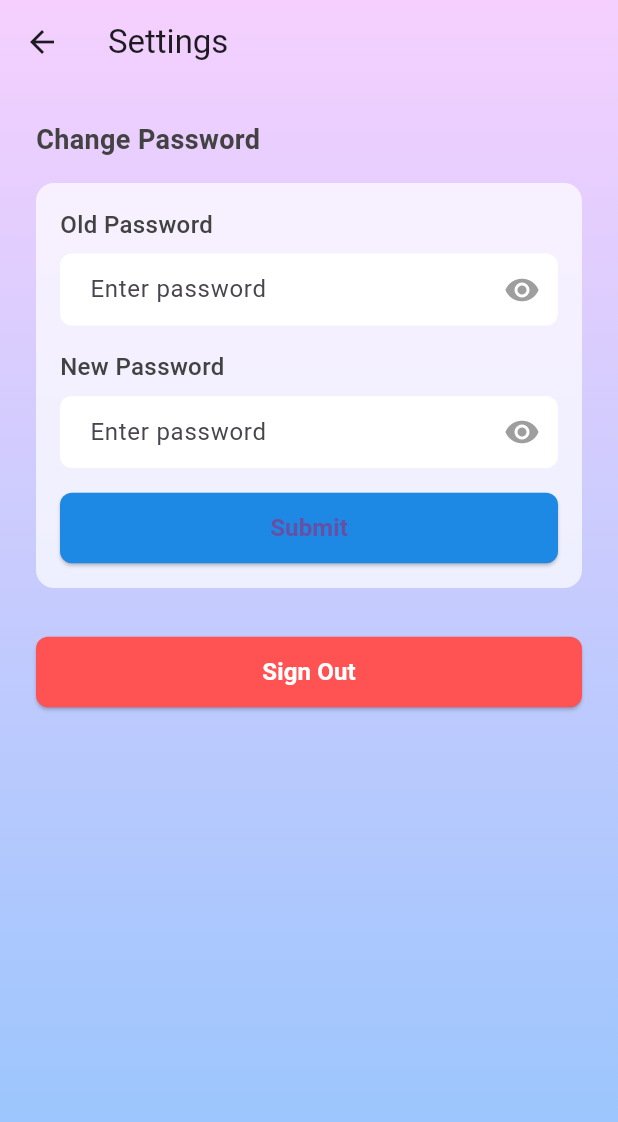
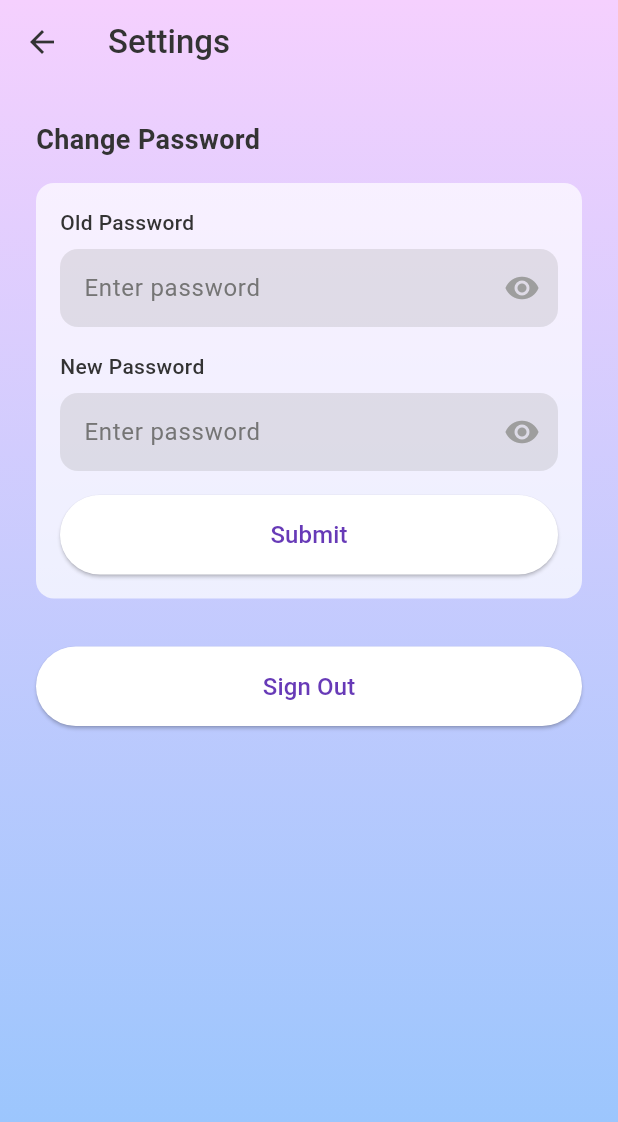
Before and after one commit to maggeema/Aura, a Flutter app: the SettingsPage screen opened directly, on a phone screen of 412 x 824 dp. Shown: the top 1122 px of the screen. Run offline on Flutter 3.47's test engine with Material 3 defaults, Android fonts, the phone set to English and light mode, and no system bars; our stand-ins replace cloud_firestore, csv, firebase_auth, firebase_core, google_maps_flutter, location; missing offline and left inert: date_format_field; accounts and stored records are empty.

Commit message:
Update settings_page.dart
Final Edits!

```diff
--- a/lib/Pages/settings_page.dart
+++ b/lib/Pages/settings_page.dart
@@ -86,11 +86,14 @@ class _SettingsPageState extends State<SettingsPage> {
   Widget build(BuildContext context) {
     return Scaffold(
       appBar: AppBar(
-        title: Text('Settings'),
+        title: Text(
+          'Settings',
+          style: TextStyle(color: Color(0xFF333333), fontWeight: FontWeight.w500),
+        ),
         backgroundColor: Colors.transparent,
         elevation: 0,
         leading: IconButton(
-          icon: Icon(Icons.arrow_back),
+          icon: Icon(Icons.arrow_back, color: Color(0xFF333333)),
           onPressed: () => Navigator.pop(context),
         ),
       ),
@@ -116,7 +119,7 @@ class _SettingsPageState extends State<SettingsPage> {
                         style: TextStyle(
                           fontSize: 18,
                           fontWeight: FontWeight.bold,
-                          color: Colors.grey[800],
+                          color: Color(0xFF333333),
                         ),
                       ),
                       SizedBox(height: 16),
@@ -153,18 +156,16 @@ class _SettingsPageState extends State<SettingsPage> {
                               child: ElevatedButton(
                                 onPressed: _changePassword,
                                 style: ElevatedButton.styleFrom(
-                                  backgroundColor: Colors.blue[600],
-                                  padding: EdgeInsets.symmetric(vertical: 12),
+                                  backgroundColor: Colors.white,
+                                  foregroundColor: Colors.deepPurple,
                                   shape: RoundedRectangleBorder(
-                                    borderRadius: BorderRadius.circular(8),
+                                    borderRadius: BorderRadius.circular(30),
                                   ),
+                                  padding: EdgeInsets.symmetric(vertical: 15),
                                 ),
                                 child: Text(
                                   'Submit',
-                                  style: TextStyle(
-                                    fontSize: 16,
-                                    fontWeight: FontWeight.bold,
-                                  ),
+                                  style: TextStyle(fontSize: 16),
                                 ),
                               ),
                             ),
@@ -177,19 +178,16 @@ class _SettingsPageState extends State<SettingsPage> {
                         child: ElevatedButton(
                           onPressed: _logout,
                           style: ElevatedButton.styleFrom(
-                            backgroundColor: Colors.redAccent,
-                            padding: EdgeInsets.symmetric(vertical: 12),
+                            backgroundColor: Colors.white,
+                            foregroundColor: Colors.deepPurple,
                             shape: RoundedRectangleBorder(
-                              borderRadius: BorderRadius.circular(8),
+                              borderRadius: BorderRadius.circular(30),
                             ),
+                            padding: EdgeInsets.symmetric(vertical: 15),
                           ),
                           child: Text(
                             'Sign Out',
-                            style: TextStyle(
-                              fontSize: 16,
-                              fontWeight: FontWeight.bold,
-                              color: Colors.white,
-                            ),
+                            style: TextStyle(fontSize: 16),
                           ),
                         ),
                       ),
@@ -213,24 +211,25 @@ class _SettingsPageState extends State<SettingsPage> {
         Text(
           label,
           style: TextStyle(
-            fontSize: 16,
+            fontSize: 14,
             fontWeight: FontWeight.w500,
-            color: Colors.grey[800],
+            color: Color(0xFF333333),
           ),
         ),
         SizedBox(height: 8),
-        TextField(
+        Container(
+          decoration: BoxDecoration(
+            color: Colors.grey.withOpacity(0.25),
+            borderRadius: BorderRadius.circular(12),
+          ),
+          child: TextField(
             controller: controller,
             obscureText: !isVisible,
             decoration: InputDecoration(
               hintText: 'Enter password',
-            filled: true,
-            fillColor: Colors.white,
-            border: OutlineInputBorder(
-              borderRadius: BorderRadius.circular(8),
-              borderSide: BorderSide.none,
-            ),
-            contentPadding: EdgeInsets.symmetric(horizontal: 16, vertical: 12),
+              hintStyle: TextStyle(color: Colors.grey[600]),
+              border: InputBorder.none,
+              contentPadding: EdgeInsets.symmetric(horizontal: 16, vertical: 14),
               suffixIcon: IconButton(
                 icon: Icon(
                   isVisible ? Icons.visibility_off : Icons.visibility,
@@ -240,6 +239,7 @@ class _SettingsPageState extends State<SettingsPage> {
               ),
             ),
           ),
+        ),
       ],
     );
   }
```
Lines whose indentation alone changed are shown as unchanged.
